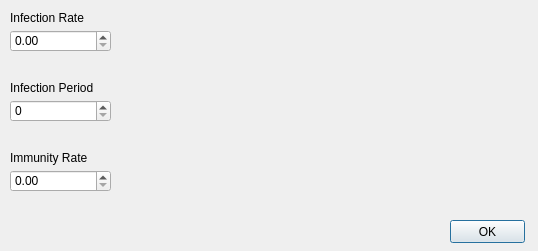
This is NetworkQT/DiseaseParamSelectView.ui in hrachyahakobyan/Network-Simulator-C- as Qt 5 draws it before an edit. The edited form follows.
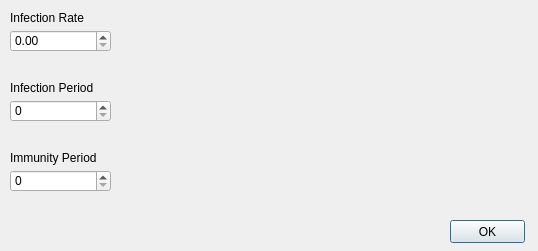
This is the edited form.

Patch:
```diff
--- a/NetworkQT/DiseaseParamSelectView.ui
+++ b/NetworkQT/DiseaseParamSelectView.ui
@@ -36,16 +36,6 @@
     </rect>
    </property>
   </widget>
-  <widget class="QDoubleSpinBox" name="immunityRateSpinbox">
-   <property name="geometry">
-    <rect>
-     <x>10</x>
-     <y>170</y>
-     <width>101</width>
-     <height>22</height>
-    </rect>
-   </property>
-  </widget>
   <widget class="QLabel" name="label">
    <property name="geometry">
     <rect>
@@ -92,7 +82,17 @@
     </rect>
    </property>
    <property name="text">
-    <string>Immunity Rate</string>
+    <string>Immunity Period</string>
+   </property>
+  </widget>
+  <widget class="QSpinBox" name="immunityPeriodSpinbox">
+   <property name="geometry">
+    <rect>
+     <x>10</x>
+     <y>170</y>
+     <width>101</width>
+     <height>22</height>
+    </rect>
    </property>
   </widget>
  </widget>
```
